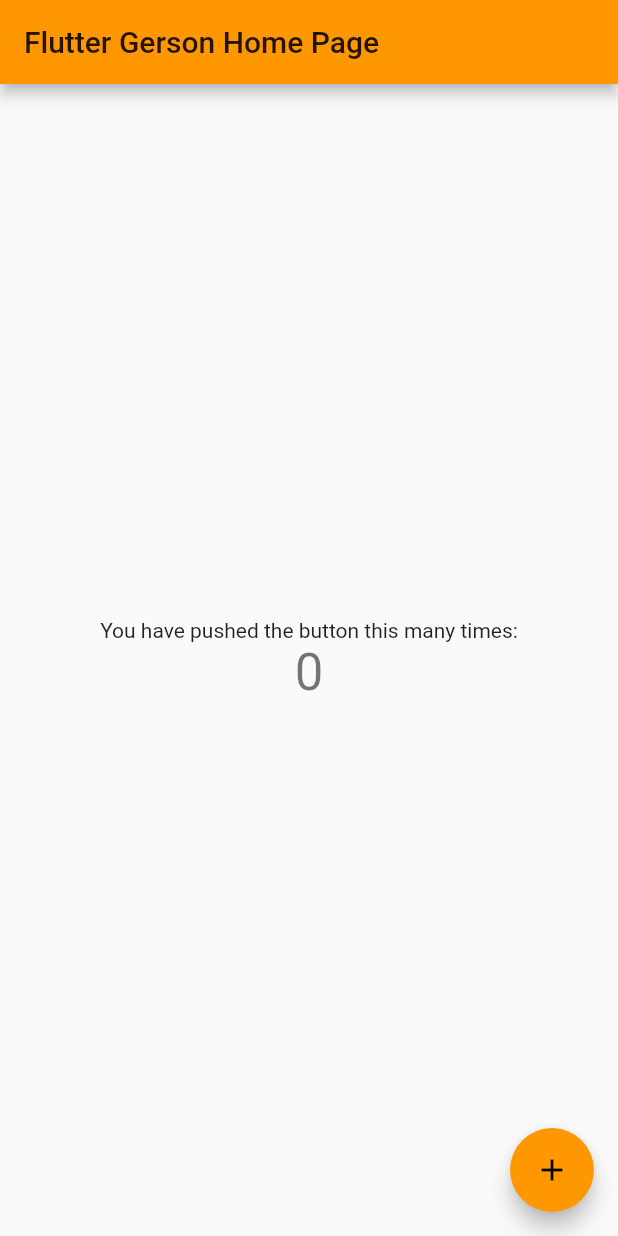
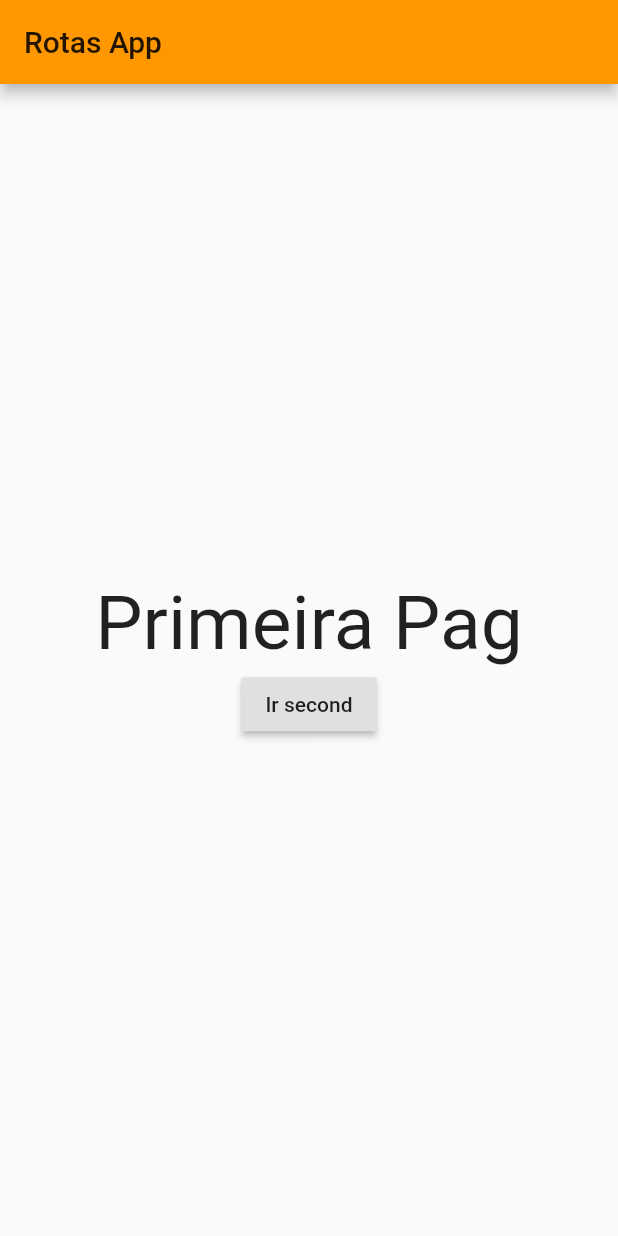
Before and after one commit to gr2com/web2, a Flutter app: the screen it shows after launch, on a phone screen of 412 x 824 dp. Run offline on Flutter 3.47's test engine with Material 2 defaults, Android fonts, the phone set to English and light mode, and no system bars.

Commit message:
rota paginas

```diff
--- a/lib/main.dart
+++ b/lib/main.dart
@@ -1,113 +1,85 @@
 import 'package:flutter/material.dart';
+import 'route_generator.dart';
 
-void main() {
-  runApp(MyApp());
-}
+void main() => runApp(MyApp());
 
 class MyApp extends StatelessWidget {
-  // This widget is the root of your application.
   @override
   Widget build(BuildContext context) {
     return MaterialApp(
       title: 'Flutter Demo',
       theme: ThemeData(
-        // This is the theme of your application.
-        //
-        // Try running your application with "flutter run". You'll see the
-        // application has a blue toolbar. Then, without quitting the app, try
-        // changing the primarySwatch below to Colors.green and then invoke
-        // "hot reload" (press "r" in the console where you ran "flutter run",
-        // or simply save your changes to "hot reload" in a Flutter IDE).
-        // Notice that the counter didn't reset back to zero; the application
-        // is not restarted.
         primarySwatch: Colors.orange,
       ),
-      home: MyHomePage(title: 'Flutter Gerson Home Page'),
+      // Initially display FirstPage
+      initialRoute: '/',
+      onGenerateRoute: RouteGenerator.generateRoute,
     );
   }
 }
 
-class MyHomePage extends StatefulWidget {
-  MyHomePage({Key key, this.title}) : super(key: key);
-
-  // This widget is the home page of your application. It is stateful, meaning
-  // that it has a State object (defined below) that contains fields that affect
-  // how it looks.
-
-  // This class is the configuration for the state. It holds the values (in this
-  // case the title) provided by the parent (in this case the App widget) and
-  // used by the build method of the State. Fields in a Widget subclass are
-  // always marked "final".
-
-  final String title;
-
+class FirstPage extends StatelessWidget {
   @override
-  _MyHomePageState createState() => _MyHomePageState();
+  Widget build(BuildContext context) {
+    return Scaffold(
+      appBar: AppBar(
+        title: Text('Rotas App'),
+      ),
+      body: Center(
+        child: Column(
+          mainAxisSize: MainAxisSize.min,
+          children: <Widget>[
+            Text(
+              'Primeira Pag',
+              style: TextStyle(fontSize: 50),
+            ),
+            RaisedButton(
+              child: Text('Ir second'),
+              onPressed: () {
+                Navigator.of(context).pushNamed(
+                  '/second',
+                  arguments: 'Hello from the first page!',
+                );
+              },
+            )
+          ],
+        ),
+      ),
+    );
+  }
 }
 
-class _MyHomePageState extends State<MyHomePage> {
-  int _counter = 0;
+class SecondPage extends StatelessWidget {
+  // This is a String for the sake of an example.
+  // You can use any type you want.
+  final String data;
 
-  void _incrementCounter() {
-    setState(() {
-      // This call to setState tells the Flutter framework that something has
-      // changed in this State, which causes it to rerun the build method below
-      // so that the display can reflect the updated values. If we changed
-      // _counter without calling setState(), then the build method would not be
-      // called again, and so nothing would appear to happen.
-      _counter++;
-    });
-  }
+  SecondPage({
+    Key key,
+    @required this.data,
+  }) : super(key: key);
 
   @override
   Widget build(BuildContext context) {
-    // This method is rerun every time setState is called, for instance as done
-    // by the _incrementCounter method above.
-    //
-    // The Flutter framework has been optimized to make rerunning build methods
-    // fast, so that you can just rebuild anything that needs updating rather
-    // than having to individually change instances of widgets.
     return Scaffold(
       appBar: AppBar(
-        // Here we take the value from the MyHomePage object that was created by
-        // the App.build method, and use it to set our appbar title.
-        title: Text(widget.title),
+        title: Text('Routing App'),
       ),
       body: Center(
-        // Center is a layout widget. It takes a single child and positions it
-        // in the middle of the parent.
         child: Column(
-          // Column is also a layout widget. It takes a list of children and
-          // arranges them vertically. By default, it sizes itself to fit its
-          // children horizontally, and tries to be as tall as its parent.
-          //
-          // Invoke "debug painting" (press "p" in the console, choose the
-          // "Toggle Debug Paint" action from the Flutter Inspector in Android
-          // Studio, or the "Toggle Debug Paint" command in Visual Studio Code)
-          // to see the wireframe for each widget.
-          //
-          // Column has various properties to control how it sizes itself and
-          // how it positions its children. Here we use mainAxisAlignment to
-          // center the children vertically; the main axis here is the vertical
-          // axis because Columns are vertical (the cross axis would be
-          // horizontal).
-          mainAxisAlignment: MainAxisAlignment.center,
+          mainAxisSize: MainAxisSize.min,
           children: <Widget>[
             Text(
-              'You have pushed the button this many times:',
+              'Second Page',
+              style: TextStyle(fontSize: 50),
             ),
             Text(
-              '$_counter',
-              style: Theme.of(context).textTheme.headline4,
+              data,
+              style: TextStyle(fontSize: 20),
             ),
           ],
         ),
       ),
-      floatingActionButton: FloatingActionButton(
-        onPressed: _incrementCounter,
-        tooltip: 'Increment',
-        child: Icon(Icons.add),
-      ), // This trailing comma makes auto-formatting nicer for build methods.
     );
   }
 }
--- /dev/null
+++ b/lib/route_generator.dart
@@ -0,0 +1,43 @@
+import 'package:flutter/material.dart';
+
+import 'main.dart';
+
+class RouteGenerator {
+  static Route<dynamic> generateRoute(RouteSettings settings) {
+    // Getting arguments passed in while calling Navigator.pushNamed
+    final args = settings.arguments;
+
+    switch (settings.name) {
+      case '/':
+        return MaterialPageRoute(builder: (_) => FirstPage());
+      case '/second':
+        // Validation of correct data type
+        if (args is String) {
+          return MaterialPageRoute(
+            builder: (_) => SecondPage(
+                  data: args,
+                ),
+          );
+        }
+        // If args is not of the correct type, return an error page.
+        // You can also throw an exception while in development.
+        return _errorRoute();
+      default:
+        // If there is no such named route in the switch statement, e.g. /third
+        return _errorRoute();
+    }
+  }
+
+  static Route<dynamic> _errorRoute() {
+    return MaterialPageRoute(builder: (_) {
+      return Scaffold(
+        appBar: AppBar(
+          title: Text('Error'),
+        ),
+        body: Center(
+          child: Text('ERROR'),
+        ),
+      );
+    });
+  }
+}
```
Also changed, not shown: lib/anota.txt (added, +104 -0 lines), 2 other files.
